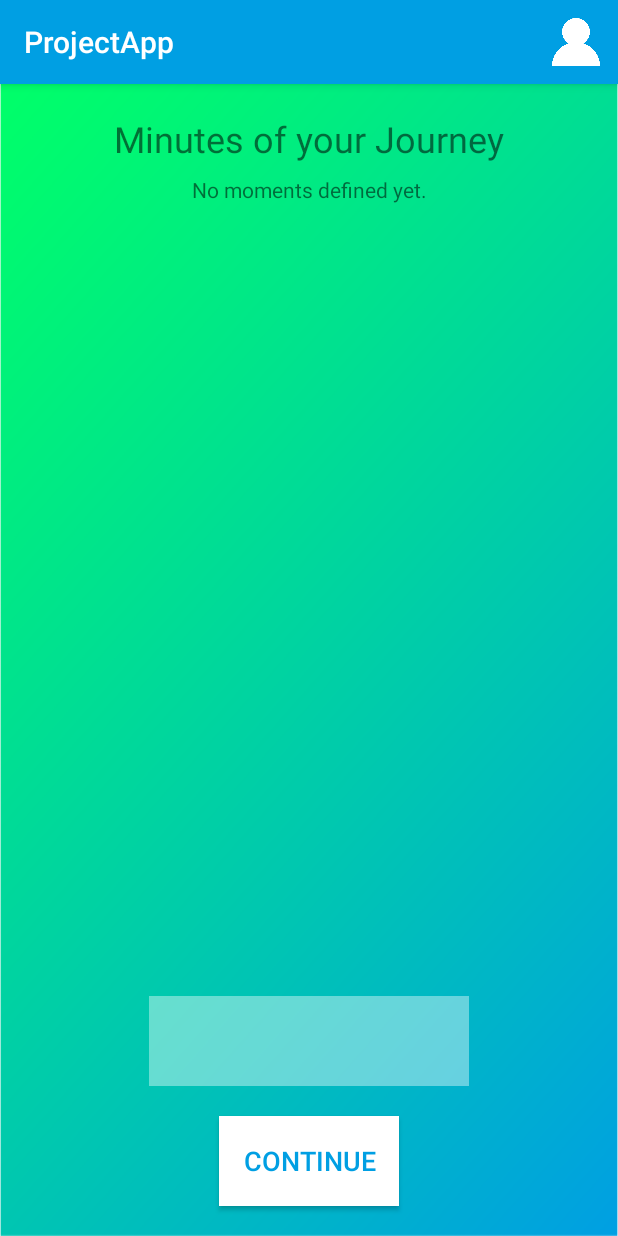
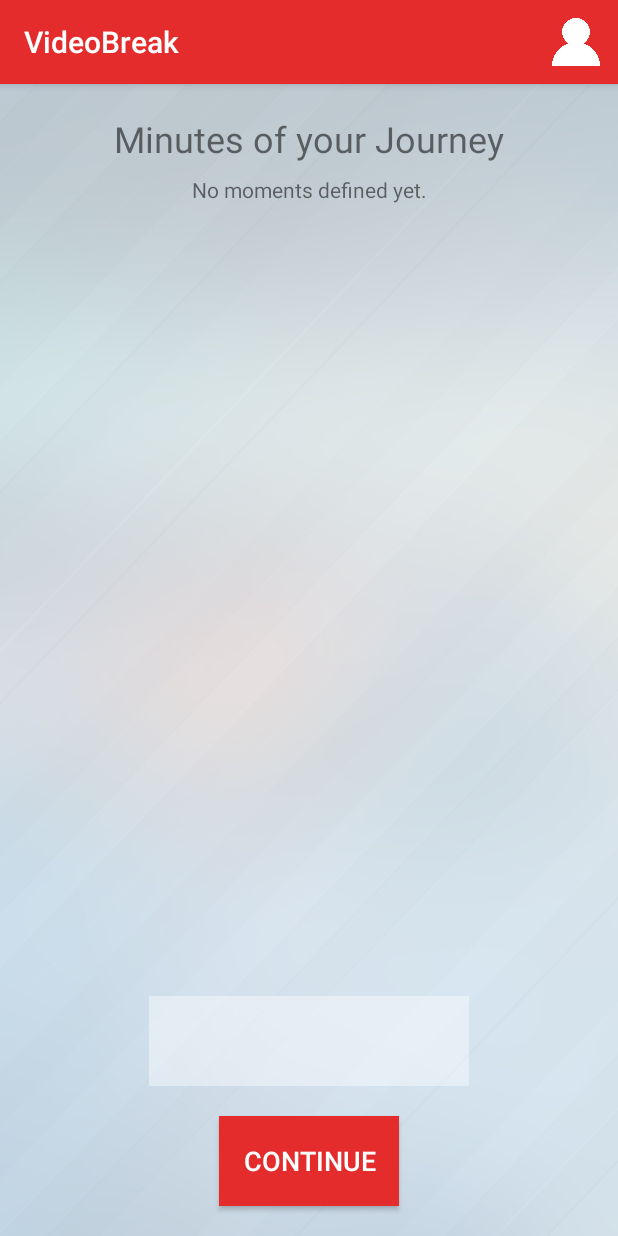
Before and after one commit to teunisvdh/ProjectApp, an Android app: the screen it shows after launch (TimeActivity), on a phone screen of 412 x 824 dp. Run offline under Robolectric (Android 15) with nearby library versions, the phone set to English and light mode, and no system bars.

Commit message:
Background, colours and app icon

```diff
--- a/app/src/main/AndroidManifest.xml
+++ b/app/src/main/AndroidManifest.xml
@@ -6,9 +6,9 @@
 
     <application
         android:allowBackup="true"
-        android:icon="@mipmap/ic_launcher"
+        android:icon="@mipmap/appicon"
         android:label="@string/app_name"
-        android:roundIcon="@mipmap/ic_launcher_round"
+        android:roundIcon="@mipmap/appicon"
         android:supportsRtl="true"
         android:theme="@style/AppTheme">
         <activity android:name=".TimeActivity"
--- a/app/src/main/res/layout/activity_mood.xml
+++ b/app/src/main/res/layout/activity_mood.xml
@@ -4,7 +4,7 @@
     xmlns:tools="http://schemas.android.com/tools"
     android:layout_width="match_parent"
     android:layout_height="match_parent"
-    android:background="@drawable/gradientbg"
+    android:background="@drawable/backgroundwhite"
     tools:context=".MoodActivity">
 
     <TextView
@@ -52,10 +52,10 @@
         android:layout_marginBottom="20dp"
         android:layout_marginEnd="8dp"
         android:layout_marginStart="8dp"
-        android:background="#ffffff"
+        android:background="@color/colorPrimary"
         android:onClick="moodsGiven"
         android:text="Continue"
-        android:textColor="@color/colorPrimary"
+        android:textColor="@android:color/white"
         android:textSize="18sp"
         app:layout_constraintBottom_toBottomOf="parent"
         app:layout_constraintEnd_toEndOf="parent"
--- a/app/src/main/res/layout/activity_playlist.xml
+++ b/app/src/main/res/layout/activity_playlist.xml
@@ -4,7 +4,7 @@
     xmlns:tools="http://schemas.android.com/tools"
     android:layout_width="match_parent"
     android:layout_height="match_parent"
-    android:background="@drawable/gradientbg"
+    android:background="@drawable/backgroundwhite"
     tools:context=".PlaylistActivity">
 
     <ImageButton
--- a/app/src/main/res/layout/activity_profile.xml
+++ b/app/src/main/res/layout/activity_profile.xml
@@ -4,7 +4,7 @@
     xmlns:tools="http://schemas.android.com/tools"
     android:layout_width="match_parent"
     android:layout_height="match_parent"
-    android:background="@drawable/gradientbg"
+    android:background="@drawable/backgroundwhite"
     tools:context=".ProfileActivity">
 
     <TextView
--- a/app/src/main/res/layout/activity_recommend.xml
+++ b/app/src/main/res/layout/activity_recommend.xml
@@ -4,7 +4,7 @@
     xmlns:tools="http://schemas.android.com/tools"
     android:layout_width="match_parent"
     android:layout_height="match_parent"
-    android:background="@drawable/gradientbg"
+    android:background="@drawable/backgroundwhite"
     tools:context=".RecommendActivity">
 
     <Button
--- a/app/src/main/res/layout/activity_showplaylist.xml
+++ b/app/src/main/res/layout/activity_showplaylist.xml
@@ -4,7 +4,7 @@
     xmlns:tools="http://schemas.android.com/tools"
     android:layout_width="match_parent"
     android:layout_height="match_parent"
-    android:background="@drawable/gradientbg"
+    android:background="@drawable/backgroundwhite"
     tools:context=".ShowplaylistActivity">
 
     <ImageButton
--- a/app/src/main/res/layout/activity_time.xml
+++ b/app/src/main/res/layout/activity_time.xml
@@ -4,7 +4,7 @@
     xmlns:tools="http://schemas.android.com/tools"
     android:layout_width="match_parent"
     android:layout_height="match_parent"
-    android:background="@drawable/gradientbg"
+    android:background="@drawable/backgroundwhite"
     tools:context=".TimeActivity">
 
     <TextView
@@ -37,10 +37,10 @@
         android:layout_width="120dp"
         android:layout_height="60dp"
         android:layout_marginBottom="20dp"
-        android:background="#ffffff"
+        android:background="@color/colorPrimary"
         android:onClick="minutesFilled"
         android:text="Continue"
-        android:textColor="@color/colorPrimary"
+        android:textColor="@android:color/white"
         android:textSize="18sp"
         app:layout_constraintBottom_toBottomOf="parent"
         app:layout_constraintEnd_toEndOf="parent"
--- a/app/src/main/res/values/colors.xml
+++ b/app/src/main/res/values/colors.xml
@@ -1,7 +1,7 @@
 <?xml version="1.0" encoding="utf-8"?>
 <resources>
-    <color name="colorPrimary">#009FE3</color>
-    <color name="colorPrimaryDark">#0093D0</color>
+    <color name="colorPrimary">#E52C2C</color>
+    <color name="colorPrimaryDark">#E02222</color>
     <color name="colorAccent">#898989</color>
     <color name="colorBackground">#C5E6FF</color>
     <color name="colorBar">#55f99b</color>
--- a/app/src/main/res/values/strings.xml
+++ b/app/src/main/res/values/strings.xml
@@ -1,3 +1,3 @@
 <resources>
-    <string name="app_name">ProjectApp</string>
+    <string name="app_name">VideoBreak</string>
 </resources>
```
Also changed, not shown: app/src/main/res/drawable/backgroundgradient.png (deleted), app/src/main/res/drawable/backgroundjpeg.jpg (added), app/src/main/res/drawable/backgroundwhite.jpg (added), app/src/main/res/mipmap-xxxhdpi/appicon.png (added), 1 other file.
